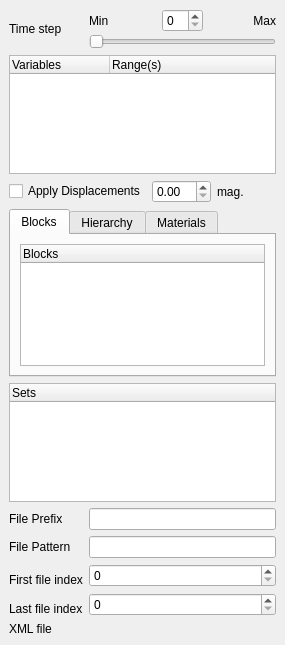
Above: Qt/Components/Resources/UI/pqExodusPanel.ui from wildmichael/ParaView3-enhancements-old before the change. Below: the same form after it.
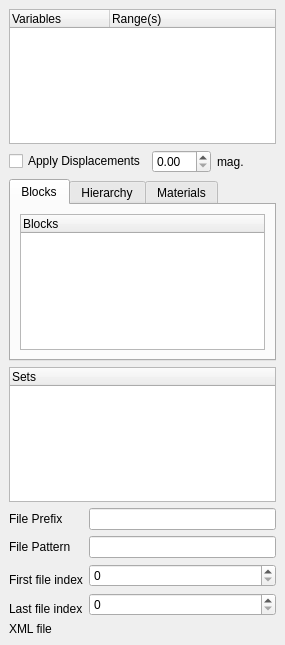
That is the form after the change. Custom widgets are drawn as their Qt base class.

Commit message: ENH: Removing TimeSteps slider from the Exodus panel. We use the global time to change the timestep for the reader.

```diff
--- a/Qt/Components/Resources/UI/pqExodusPanel.ui
+++ b/Qt/Components/Resources/UI/pqExodusPanel.ui
@@ -110,77 +110,6 @@
      </property>
     </widget>
    </item>
-   <item row="0" column="1" >
-    <layout class="QGridLayout" >
-     <property name="margin" >
-      <number>0</number>
-     </property>
-     <property name="spacing" >
-      <number>2</number>
-     </property>
-     <item row="0" column="1" >
-      <widget class="QSpinBox" name="TimeStep:Spin" />
-     </item>
-     <item row="0" column="0" >
-      <widget class="QLabel" name="TimeStepMin" >
-       <property name="sizePolicy" >
-        <sizepolicy>
-         <hsizetype>7</hsizetype>
-         <vsizetype>5</vsizetype>
-         <horstretch>0</horstretch>
-         <verstretch>0</verstretch>
-        </sizepolicy>
-       </property>
-       <property name="text" >
-        <string>Min</string>
-       </property>
-      </widget>
-     </item>
-     <item row="0" column="2" >
-      <widget class="QLabel" name="TimeStepMax" >
-       <property name="sizePolicy" >
-        <sizepolicy>
-         <hsizetype>7</hsizetype>
-         <vsizetype>5</vsizetype>
-         <horstretch>0</horstretch>
-         <verstretch>0</verstretch>
-        </sizepolicy>
-       </property>
-       <property name="text" >
-        <string>Max</string>
-       </property>
-       <property name="alignment" >
-        <set>Qt::AlignRight|Qt::AlignTrailing|Qt::AlignVCenter</set>
-       </property>
-      </widget>
-     </item>
-     <item row="1" column="0" colspan="3" >
-      <widget class="QSlider" name="TimeStep" >
-       <property name="orientation" >
-        <enum>Qt::Horizontal</enum>
-       </property>
-      </widget>
-     </item>
-    </layout>
-   </item>
-   <item row="0" column="0" >
-    <widget class="QLabel" name="label_2" >
-     <property name="sizePolicy" >
-      <sizepolicy>
-       <hsizetype>5</hsizetype>
-       <vsizetype>5</vsizetype>
-       <horstretch>0</horstretch>
-       <verstretch>0</verstretch>
-      </sizepolicy>
-     </property>
-     <property name="text" >
-      <string>Time step</string>
-     </property>
-     <property name="wordWrap" >
-      <bool>true</bool>
-     </property>
-    </widget>
-   </item>
    <item row="9" column="0" >
     <widget class="QLabel" name="label" >
      <property name="sizePolicy" >
@@ -404,16 +333,16 @@
   </layout>
  </widget>
  <customwidgets>
-  <customwidget>
-   <class>pqFileChooserWidget</class>
-   <extends>QWidget</extends>
-   <header>pqFileChooserWidget.h</header>
-  </customwidget>
   <customwidget>
    <class>pqSelectionTreeWidget</class>
    <extends>QTreeWidget</extends>
    <header>pqSelectionTreeWidget.h</header>
   </customwidget>
+  <customwidget>
+   <class>pqFileChooserWidget</class>
+   <extends>QWidget</extends>
+   <header>pqFileChooserWidget.h</header>
+  </customwidget>
  </customwidgets>
  <resources/>
  <connections/>
```
The commit also changes 1 other file.
